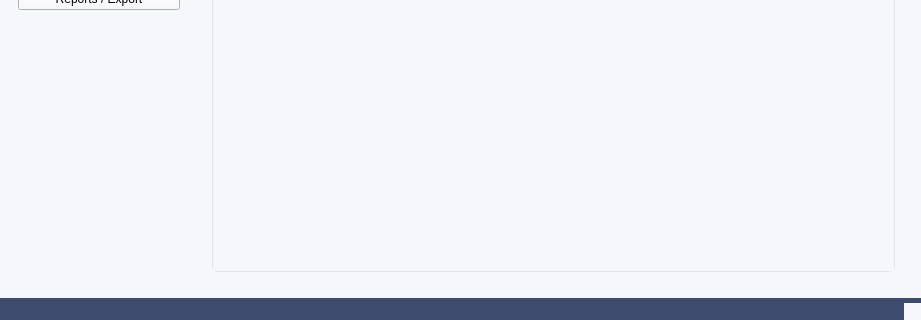
Above: ui/MainWindow.ui from MagdaOleksandrTeam/ProductionPlanner before the change; both pictures show x 0 to 921 and y 334 to 654 of the 921 by 654 pixel window. Below: the same form after it.
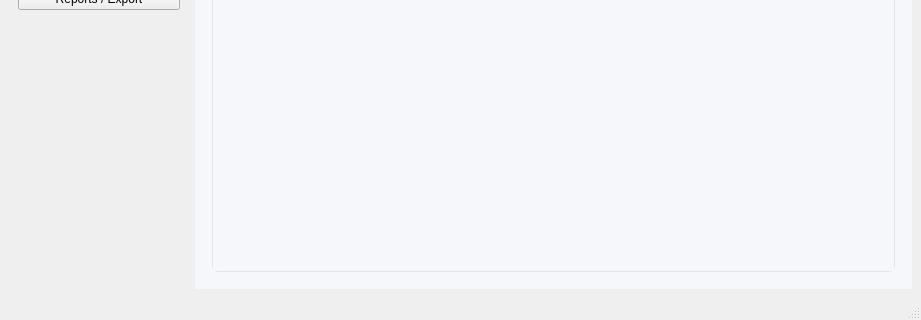
That is the form after the change.

The edit to the form file:
```diff
--- a/ui/MainWindow.ui
+++ b/ui/MainWindow.ui
@@ -14,7 +14,7 @@
    <string>MainWindow</string>
   </property>
   <property name="styleSheet">
-   <string notr="true">background-color: #F6F7FB;</string>
+   <string notr="true"/>
   </property>
   <widget class="QWidget" name="centralwidget">
    <layout class="QHBoxLayout" name="horizontalLayout" stretch="1,4">
@@ -248,17 +248,7 @@
     <enum>Qt::LayoutDirection::LeftToRight</enum>
    </property>
    <property name="styleSheet">
-    <string notr="true">QStatusBar {
-                    background-color: #3C4B6E;
-                    font-size: 12px;
-                    font-weight: bold;
-                    padding: 8px 10px;
-                    }
-
-QStatusBar[status='success'] { color: #7DFF7A; }
-QStatusBar[status='error'] { color: #FF7B7B; }
-QStatusBar[status='info'] { color: #6ECBFF; }
-QStatusBar[status=&quot;warning&quot;]{color: #FFB300;}</string>
+    <string notr="true"/>
    </property>
   </widget>
  </widget>
```
